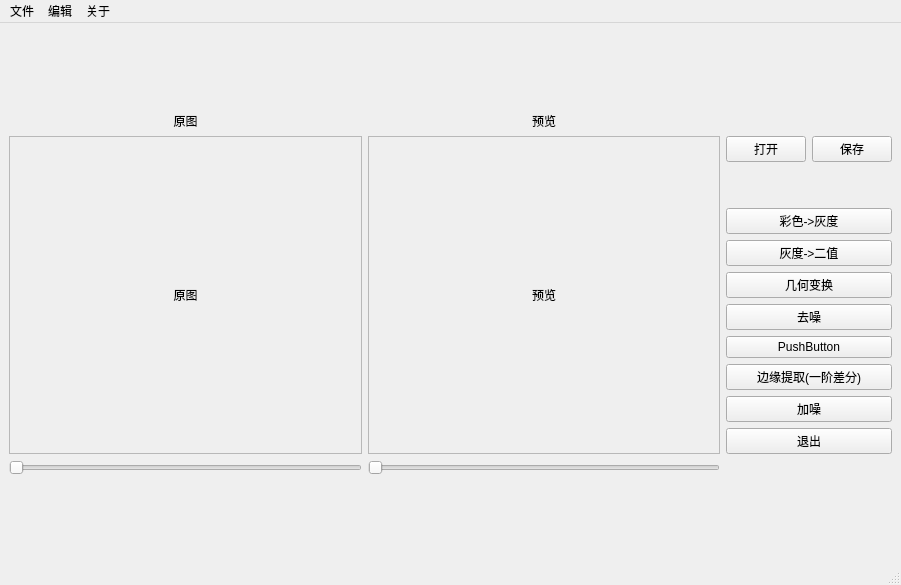
Above: python_图像处理/final_work/MainWindow.ui from wjsaya/SICNU before the change. Below: the same form after it.
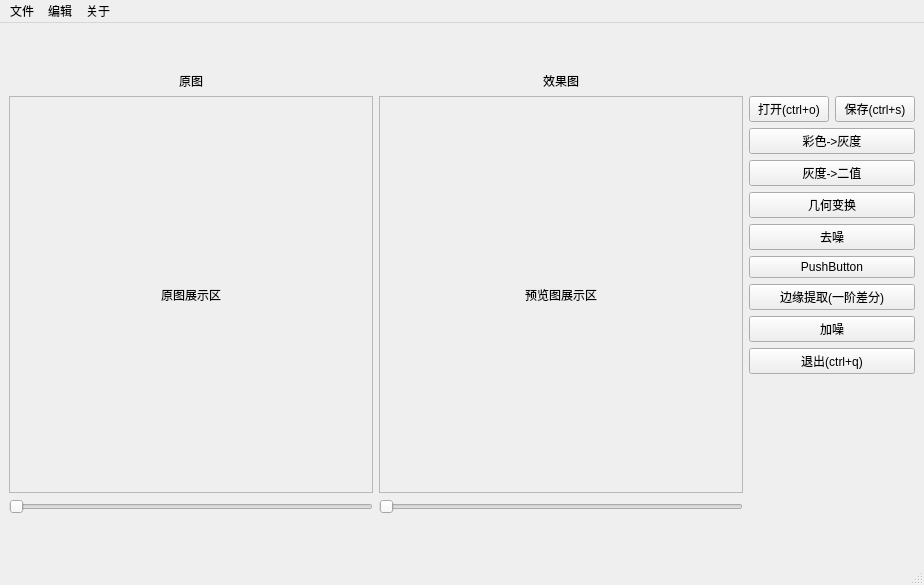
That is the form after the change.

What changed in the file:
```diff
--- a/python_图像处理/final_work/MainWindow.ui
+++ b/python_图像处理/final_work/MainWindow.ui
@@ -6,15 +6,21 @@
    <rect>
     <x>0</x>
     <y>0</y>
-    <width>901</width>
+    <width>924</width>
     <height>585</height>
    </rect>
   </property>
   <property name="windowTitle">
    <string>图像处理-wjsaya.top</string>
   </property>
+  <property name="iconSize">
+   <size>
+    <width>128</width>
+    <height>128</height>
+   </size>
+  </property>
   <widget class="QWidget" name="centralwidget">
-   <layout class="QVBoxLayout" name="verticalLayout_2">
+   <layout class="QVBoxLayout" name="verticalLayout_2" stretch="0,1,0">
     <item>
      <spacer name="verticalSpacer_2">
       <property name="orientation">
@@ -50,7 +56,7 @@
           <item row="0" column="1">
            <widget class="QLabel" name="text_Prev">
             <property name="text">
-             <string>预览</string>
+             <string>效果图</string>
             </property>
             <property name="alignment">
              <set>Qt::AlignCenter</set>
@@ -64,32 +70,19 @@
               <item>
                <widget class="QPushButton" name="button_open">
                 <property name="text">
-                 <string>打开</string>
+                 <string>打开(ctrl+o)</string>
                 </property>
                </widget>
               </item>
               <item>
                <widget class="QPushButton" name="button_save">
                 <property name="text">
-                 <string>保存</string>
+                 <string>保存(ctrl+s)</string>
                 </property>
                </widget>
               </item>
              </layout>
             </item>
-            <item row="1" column="1">
-             <spacer name="verticalSpacer">
-              <property name="orientation">
-               <enum>Qt::Vertical</enum>
-              </property>
-              <property name="sizeHint" stdset="0">
-               <size>
-                <width>20</width>
-                <height>40</height>
-               </size>
-              </property>
-             </spacer>
-            </item>
             <item row="2" column="1">
              <layout class="QVBoxLayout" name="verticalLayout">
               <item>
@@ -144,10 +137,23 @@
               <item>
                <widget class="QPushButton" name="button_8">
                 <property name="text">
-                 <string>退出</string>
+                 <string>退出(ctrl+q)</string>
                 </property>
                </widget>
               </item>
+              <item>
+               <spacer name="verticalSpacer">
+                <property name="orientation">
+                 <enum>Qt::Vertical</enum>
+                </property>
+                <property name="sizeHint" stdset="0">
+                 <size>
+                  <width>20</width>
+                  <height>40</height>
+                 </size>
+                </property>
+               </spacer>
+              </item>
              </layout>
             </item>
            </layout>
@@ -169,8 +175,8 @@
               <rect>
                <x>0</x>
                <y>0</y>
-               <width>351</width>
-               <height>305</height>
+               <width>357</width>
+               <height>376</height>
               </rect>
              </property>
              <layout class="QHBoxLayout" name="horizontalLayout_2">
@@ -183,7 +189,7 @@
                  <enum>Qt::DefaultContextMenu</enum>
                 </property>
                 <property name="text">
-                 <string>原图</string>
+                 <string>原图展示区</string>
                 </property>
                 <property name="alignment">
                  <set>Qt::AlignCenter</set>
@@ -204,15 +210,15 @@
               <rect>
                <x>0</x>
                <y>0</y>
-               <width>350</width>
-               <height>305</height>
+               <width>357</width>
+               <height>376</height>
               </rect>
              </property>
              <layout class="QVBoxLayout" name="verticalLayout_3">
               <item>
                <widget class="QLabel" name="img_prev">
                 <property name="text">
-                 <string>预览</string>
+                 <string>预览图展示区</string>
                 </property>
                 <property name="alignment">
                  <set>Qt::AlignCenter</set>
@@ -256,7 +262,7 @@
     <rect>
      <x>0</x>
      <y>0</y>
-     <width>901</width>
+     <width>924</width>
      <height>23</height>
     </rect>
    </property>
```
Left out of the diff: 23 changed lines with no effect on the pictures.
